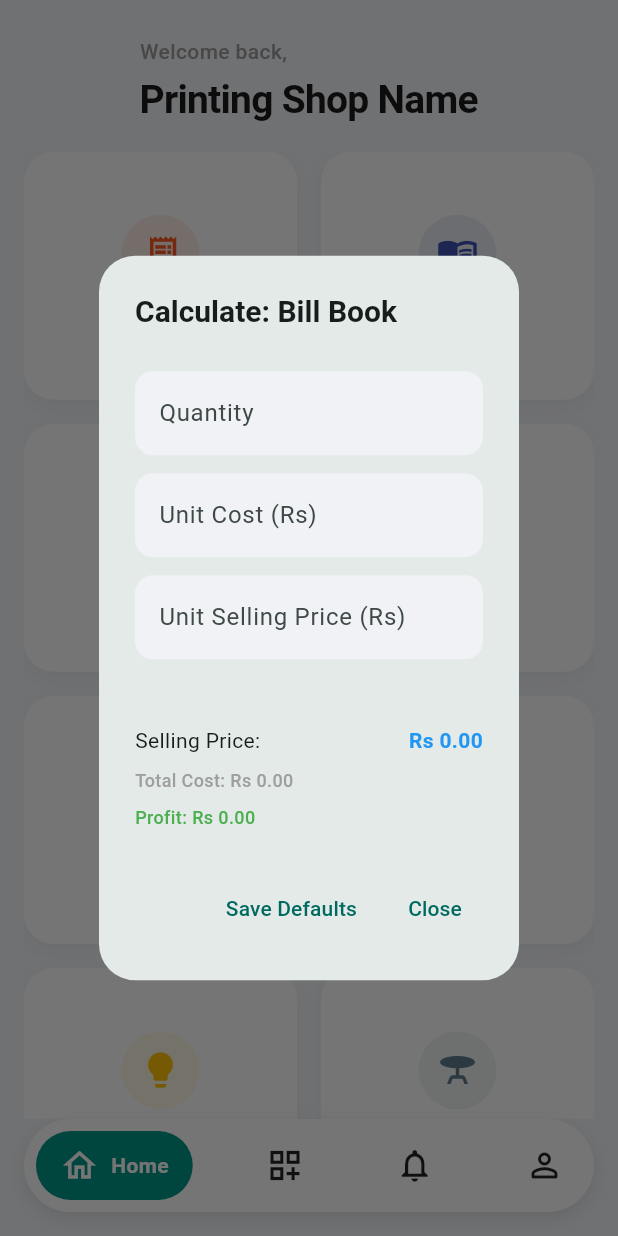
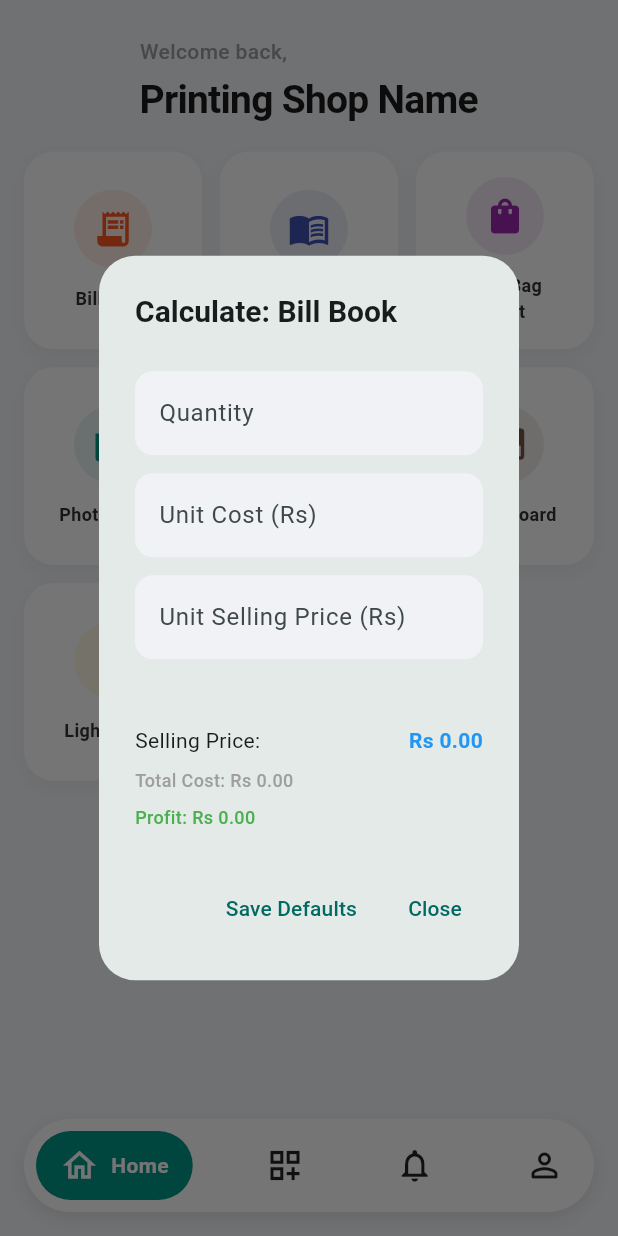
Before and after one commit to sanjeewa97/Inkup, a Flutter app: the screen it shows after launch, after a tap on "Bill Book", on a phone screen of 412 x 824 dp. Run offline on Flutter 3.47's test engine with Material 3 defaults, Android fonts, the phone set to English and light mode, and no system bars.

Commit message:
Change grid layout to 3 columns

```diff
--- a/lib/home_screen.dart
+++ b/lib/home_screen.dart
@@ -48,11 +48,11 @@ class _HomeScreenState extends State<HomeScreen> {
               child: Padding(
                 padding: const EdgeInsets.symmetric(horizontal: 16.0),
                 child: GridView.count(
-                  // 4 column grid.
-                  crossAxisCount: 2, // Changed to 2 columns for better card look
-                  crossAxisSpacing: 16,
-                  mainAxisSpacing: 16,
-                  childAspectRatio: 1.1, // Adjusted for card ratio
+                  // 3 column grid.
+                  crossAxisCount: 3,
+                  crossAxisSpacing: 12, // Slightly tighter spacing
+                  mainAxisSpacing: 12,
+                  childAspectRatio: 0.9, // Adjusted for 3 columns (taller cards)
                   children: [
                     MenuCard(
                       icon: Icons.receipt_long,
@@ -263,7 +263,7 @@ class _CalculatorDialogState extends State<CalculatorDialog> {
   @override
   Widget build(BuildContext context) {
     return AlertDialog(
-      shape: RoundedRectangleBorder(borderRadius: BorderRadius.circular(24)), // Rounded dialog
+      shape: RoundedRectangleBorder(borderRadius: BorderRadius.circular(24)),
       title: Text('Calculate: ${widget.itemName}', style: const TextStyle(fontSize: 20, fontWeight: FontWeight.bold)),
       content: SingleChildScrollView(
         child: Column(
@@ -335,7 +335,7 @@ class _CalculatorDialogState extends State<CalculatorDialog> {
                   'Profit: Rs ${_profit.toStringAsFixed(2)}',
                   style: const TextStyle(
                     fontSize: 12,
-                    color: Colors.green, // Kept green for differentiation, but small
+                    color: Colors.green,
                     fontWeight: FontWeight.w500,
                   ),
                 ),
```
